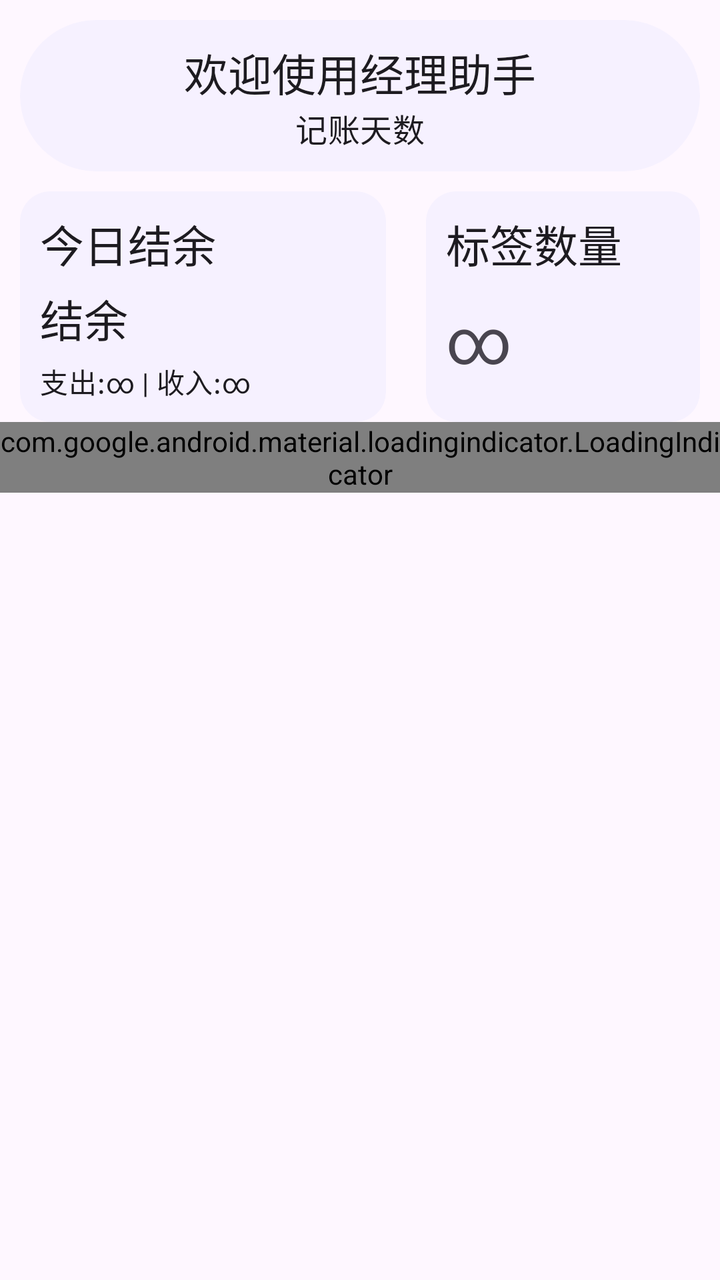
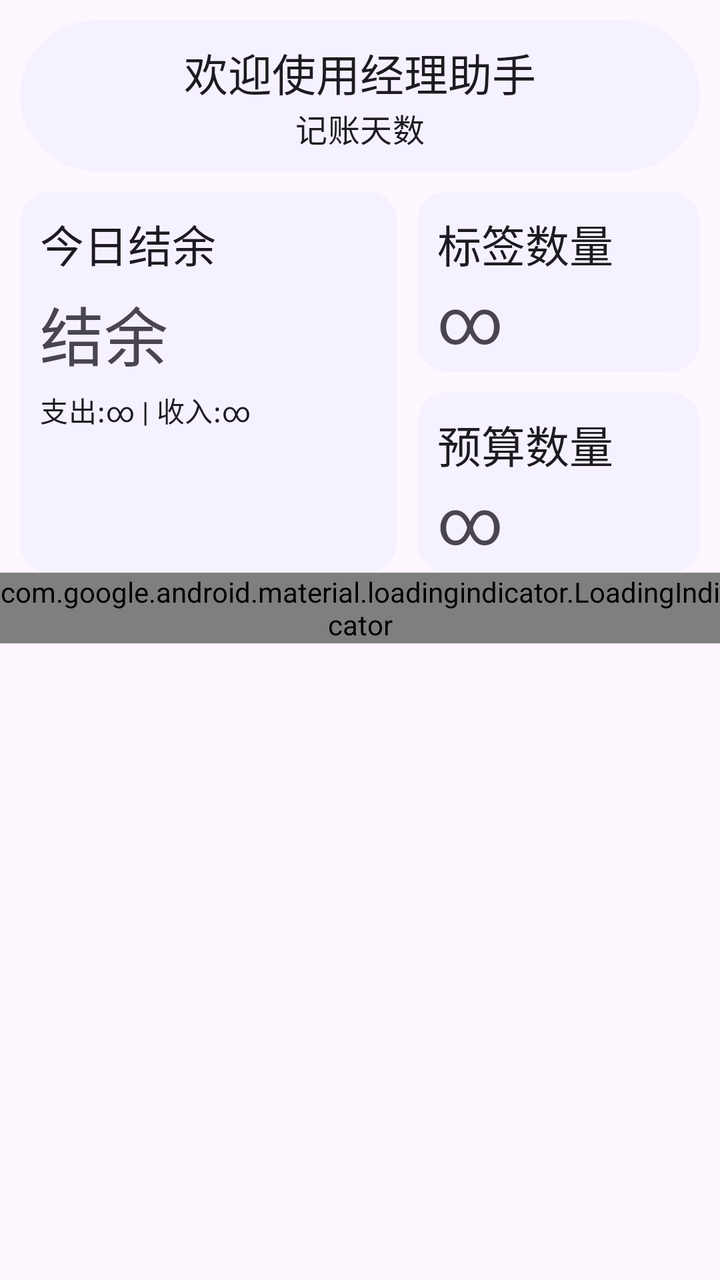

Compare the two renders of this Android layout. The source of the first and the diff that turns it into the second are given below.
<!-- AndroidManifest.xml: application theme Theme.ManagerAssistant.Static -->
<!-- res/layout/fragment_home.xml -->
<androidx.core.widget.NestedScrollView xmlns:android="http://schemas.android.com/apk/res/android"
    xmlns:app="http://schemas.android.com/apk/res-auto"
    xmlns:tools="http://schemas.android.com/tools"
    android:layout_width="match_parent"
    android:layout_height="match_parent"
    tools:context=".ui.pages.home.HomeFragment">

    
    <androidx.constraintlayout.widget.ConstraintLayout
        android:layout_width="match_parent"
        android:layout_height="wrap_content"
        android:orientation="vertical">

        <com.google.android.material.card.MaterialCardView
            android:id="@+id/welcome_card"
            style="@style/RoundCardStyle"
            android:layout_width="match_parent"
            android:layout_height="wrap_content"
            app:layout_constraintTop_toTopOf="parent">

            <LinearLayout
                android:layout_width="match_parent"
                android:layout_height="wrap_content"
                android:orientation="vertical">

                <com.google.android.material.textview.MaterialTextView
                    style="@style/LargeTitleTextViewStyle"
                    android:layout_width="wrap_content"
                    android:layout_height="wrap_content"
                    android:layout_gravity="center_horizontal"
                    android:paddingBottom="0dp"
                    android:text="@string/welcome_string" />

                <com.google.android.material.textview.MaterialTextView
                    android:id="@+id/bookkeeping_days_text"
                    style="@style/MediumTitleTextViewStyle"
                    android:layout_width="wrap_content"
                    android:layout_height="wrap_content"
                    android:layout_gravity="center_horizontal"
                    android:paddingTop="0dp"
                    android:text="@string/num_of_bookkeeping_days" />
            </LinearLayout>
        </com.google.android.material.card.MaterialCardView>

        
        <com.google.android.material.card.MaterialCardView
            android:id="@+id/report_balance_cardview"
            style="@style/ContentCardStyle"
            android:layout_width="0dp"
            android:layout_height="wrap_content"
            android:clickable="true"
            android:focusable="true"
            app:layout_constraintEnd_toStartOf="@id/tag_card"
            app:layout_constraintHorizontal_weight="4"
            app:layout_constraintStart_toStartOf="parent"
            app:layout_constraintTop_toBottomOf="@id/welcome_card">

            <LinearLayout
                android:layout_width="match_parent"
                android:layout_height="match_parent"
                android:orientation="vertical">

                <com.google.android.material.textview.MaterialTextView
                    style="@style/LargeTitleTextViewStyle"
                    android:layout_width="wrap_content"
                    android:layout_height="wrap_content"
                    android:paddingTop="10dp"
                    android:paddingBottom="5dp"
                    android:text="@string/today_balance" />

                <com.google.android.material.textview.MaterialTextView
                    android:id="@+id/balance_text"
                    style="@style/LargeTitleTextViewStyle"
                    android:layout_width="wrap_content"
                    android:layout_height="wrap_content"
                    android:paddingTop="0dp"
                    android:paddingBottom="5dp"
                    android:text="@string/balance" />

                <com.google.android.material.textview.MaterialTextView
                    android:id="@+id/expense_income_text"
                    style="@style/MediumBodyTextViewStyle"
                    android:layout_width="wrap_content"
                    android:layout_height="wrap_content"
                    android:paddingStart="10dp"
                    android:paddingEnd="0dp"
                    android:paddingBottom="10dp"
                    android:text="@string/expense_and_income" />
            </LinearLayout>
        </com.google.android.material.card.MaterialCardView>

        
        <com.google.android.material.card.MaterialCardView
            android:id="@+id/tag_card"
            style="@style/ContentCardStyle"
            android:layout_width="0dp"
            android:layout_height="0dp"
            android:layout_marginTop="0dp"
            android:layout_marginBottom="0dp"
            android:clickable="true"
            android:focusable="true"
            app:layout_constraintBottom_toBottomOf="@+id/report_balance_cardview"
            app:layout_constraintEnd_toEndOf="parent"
            app:layout_constraintHorizontal_weight="3"
            app:layout_constraintStart_toEndOf="@+id/report_balance_cardview"
            app:layout_constraintTop_toTopOf="@+id/report_balance_cardview">

            <LinearLayout
                android:layout_width="match_parent"
                android:layout_height="match_parent"
                android:orientation="vertical">

                <com.google.android.material.textview.MaterialTextView
                    style="@style/LargeTitleTextViewStyle"
                    android:layout_width="wrap_content"
                    android:layout_height="wrap_content"
                    android:text="@string/tag_count" />

                <com.google.android.material.textview.MaterialTextView
                    android:id="@+id/tag_count_text"
                    style="@style/TextAppearance.Material3.HeadlineLarge"
                    android:layout_width="wrap_content"
                    android:layout_height="wrap_content"
                    android:layout_marginStart="10dp"
                    android:text="@string/count_infinity" />
            </LinearLayout>
        </com.google.android.material.card.MaterialCardView>

        
        <com.google.android.material.loadingindicator.LoadingIndicator
            android:id="@+id/link_loading_indicator"
            android:layout_width="wrap_content"
            android:layout_height="wrap_content"
            android:layout_gravity="center_horizontal"
            app:layout_constraintEnd_toEndOf="parent"
            app:layout_constraintStart_toStartOf="parent"
            app:layout_constraintTop_toTopOf="@+id/web_link_card" />

        <com.google.android.material.card.MaterialCardView
            android:id="@+id/web_link_card"
            style="@style/ContentCardStyle"
            android:layout_width="match_parent"
            android:layout_height="wrap_content"
            android:visibility="gone"
            app:layout_constraintTop_toBottomOf="@id/report_balance_cardview">

            <androidx.constraintlayout.widget.ConstraintLayout
                android:layout_width="match_parent"
                android:layout_height="wrap_content">

                <com.google.android.material.textview.MaterialTextView
                    android:id="@+id/web_link_title_text"
                    style="@style/LargeTitleTextViewStyle"
                    android:layout_width="wrap_content"
                    android:layout_height="wrap_content"
                    android:text="@string/purchase_bulletin"
                    app:layout_constraintStart_toStartOf="parent"
                    app:layout_constraintTop_toTopOf="parent" />

                <androidx.recyclerview.widget.RecyclerView
                    android:id="@+id/web_link_recycler"
                    android:layout_width="match_parent"
                    android:layout_height="wrap_content"
                    android:layout_marginStart="10dp"
                    android:layout_marginEnd="10dp"
                    android:nestedScrollingEnabled="false"
                    app:layoutManager="androidx.recyclerview.widget.LinearLayoutManager"
                    app:layout_constraintEnd_toEndOf="parent"
                    app:layout_constraintStart_toStartOf="parent"
                    app:layout_constraintTop_toBottomOf="@+id/web_link_title_text" />
            </androidx.constraintlayout.widget.ConstraintLayout>
        </com.google.android.material.card.MaterialCardView>
    </androidx.constraintlayout.widget.ConstraintLayout>
</androidx.core.widget.NestedScrollView>
<!-- resources referenced by this layout -->
<resources>
  <string name="balance">结余</string>
  <string name="count_infinity">∞</string>
  <string name="expense_and_income">支出:∞ | 收入:∞</string>
  <string name="num_of_bookkeeping_days">记账天数</string>
  <string name="purchase_bulletin">采购公告</string>
  <string name="tag_count">标签数量</string>
  <string name="today_balance">今日结余</string>
  <string name="welcome_string">欢迎使用经理助手</string>
  <style name="ContentCardStyle" parent="CardStyleBase">
          <item name="cardCornerRadius">15dp</item>
          <item name="android:layout_marginTop">10dp</item>
          <item name="android:layout_marginStart">10dp</item>
          <item name="android:layout_marginEnd">10dp</item>
          <item name="android:layout_marginBottom">10dp</item>
      </style>
  <style name="LargeTitleTextViewStyle" parent="TextViewStyleBase">
          <item name="android:textAppearance">?attr/textAppearanceTitleLarge</item>
      </style>
  <style name="MediumBodyTextViewStyle" parent="TextViewStyleBase">
          <item name="android:paddingStart">0dp</item>
          <item name="android:paddingBottom">0dp</item>
          <item name="android:paddingEnd">0dp</item>
          <item name="android:paddingTop">0dp</item>
          <item name="android:textAppearance">?attr/textAppearanceBodyMedium</item>
      </style>
  <style name="MediumTitleTextViewStyle" parent="TextViewStyleBase">
          <item name="android:textAppearance">?attr/textAppearanceTitleMedium</item>
      </style>
  <style name="RoundCardStyle" parent="CardStyleBase">
          <item name="cardCornerRadius">50dp</item>
          <item name="android:layout_margin">10dp</item>
      </style>
  <style name="CardStyleBase" parent="Widget.Material3.CardView.Filled">
          <item name="cardBackgroundColor">@color/card_background_color</item>
      </style>
  <style name="TextViewStyleBase">
          <item name="android:paddingStart">10dp</item>
          <item name="android:paddingEnd">10dp</item>
          <item name="android:paddingTop">10dp</item>
          <item name="android:paddingBottom">10dp</item>
      </style>
  <color name="color_primary">#0055d6</color>
  <color name="color_on_primary">#ffffff</color>
  <color name="color_primary_container">#d8e1fe</color>
  <color name="color_secondary_container">#e0e1ff</color>
  <color name="color_surface">#faf9ff</color>
  <color name="color_surface_container">#ebedfa</color>
  <color name="color_surface_container_low">#edeffc</color>
  <style name="ToolBarStyle" parent="Widget.Material3.Toolbar.OnSurface">
          <item name="android:backgroundTint">?attr/colorSurface</item>
          <item name="navigationIconTint">?attr/colorPrimary</item>
          <item name="navigationIcon">@drawable/outline_arrow_back_ios_new_24</item>
          <item name="contentInsetStart">10dp</item>
          <item name="titleTextAppearance">?attr/textAppearanceHeadlineSmall</item>
      </style>
  <!-- drawable outline_arrow_back_ios_new_24 (drawable) -->
  <vector xmlns:android="http://schemas.android.com/apk/res/android" android:height="24dp" android:tint="#000000" android:viewportHeight="960" android:viewportWidth="960" android:width="24dp">
        
      <path android:fillColor="@android:color/white" android:pathData="M640,880L240,480L640,80L711,151L382,480L711,809L640,880Z"/>
      
  </vector>
  <!-- unchanged entries left out for length: 1 -->
</resources>

<!-- the commit's change to res/layout/fragment_home.xml (unified diff, before → after) -->
@@ -47,9 +47,11 @@
             android:id="@+id/report_balance_cardview"
             style="@style/ContentCardStyle"
             android:layout_width="0dp"
-            android:layout_height="wrap_content"
+            android:layout_height="0dp"
+            android:layout_marginBottom="0dp"
             android:clickable="true"
             android:focusable="true"
+            app:layout_constraintBottom_toBottomOf="@+id/budget_card"
             app:layout_constraintEnd_toStartOf="@id/tag_card"
             app:layout_constraintHorizontal_weight="4"
             app:layout_constraintStart_toStartOf="parent"
@@ -70,9 +72,10 @@
 
                 <com.google.android.material.textview.MaterialTextView
                     android:id="@+id/balance_text"
-                    style="@style/LargeTitleTextViewStyle"
-                    android:layout_width="wrap_content"
-                    android:layout_height="wrap_content"
+                    style="@style/TextAppearance.Material3.HeadlineLarge"
+                    android:layout_width="wrap_content"
+                    android:layout_height="wrap_content"
+                    android:layout_marginStart="10dp"
                     android:paddingTop="0dp"
                     android:paddingBottom="5dp"
                     android:text="@string/balance" />
@@ -94,12 +97,12 @@
             android:id="@+id/tag_card"
             style="@style/ContentCardStyle"
             android:layout_width="0dp"
-            android:layout_height="0dp"
+            android:layout_height="wrap_content"
+            android:layout_marginStart="0dp"
             android:layout_marginTop="0dp"
             android:layout_marginBottom="0dp"
             android:clickable="true"
             android:focusable="true"
-            app:layout_constraintBottom_toBottomOf="@+id/report_balance_cardview"
             app:layout_constraintEnd_toEndOf="parent"
             app:layout_constraintHorizontal_weight="3"
             app:layout_constraintStart_toEndOf="@+id/report_balance_cardview"
@@ -114,6 +117,7 @@
                     style="@style/LargeTitleTextViewStyle"
                     android:layout_width="wrap_content"
                     android:layout_height="wrap_content"
+                    android:paddingBottom="0dp"
                     android:text="@string/tag_count" />
 
                 <com.google.android.material.textview.MaterialTextView
@@ -122,6 +126,41 @@
                     android:layout_width="wrap_content"
                     android:layout_height="wrap_content"
                     android:layout_marginStart="10dp"
+                    android:paddingBottom="5dp"
+                    android:text="@string/count_infinity" />
+            </LinearLayout>
+        </com.google.android.material.card.MaterialCardView>
+
+        
+        <com.google.android.material.card.MaterialCardView
+            android:id="@+id/budget_card"
+            style="@style/ContentCardStyle"
+            android:layout_width="0dp"
+            android:layout_height="wrap_content"
+            android:clickable="true"
+            android:focusable="true"
+            app:layout_constraintEnd_toEndOf="parent"
+            app:layout_constraintStart_toEndOf="@+id/report_balance_cardview"
+            app:layout_constraintTop_toBottomOf="@+id/tag_card">
+
+            <LinearLayout
+                android:layout_width="match_parent"
+                android:layout_height="wrap_content"
+                android:orientation="vertical">
+
+                <com.google.android.material.textview.MaterialTextView
+                    style="@style/LargeTitleTextViewStyle"
+                    android:layout_width="wrap_content"
+                    android:layout_height="wrap_content"
+                    android:paddingBottom="0dp"
+                    android:text="@string/budget_count" />
+
+                <com.google.android.material.textview.MaterialTextView
+                    style="@style/TextAppearance.Material3.HeadlineLarge"
+                    android:layout_width="wrap_content"
+                    android:layout_height="wrap_content"
+                    android:layout_marginStart="10dp"
+                    android:paddingBottom="5dp"
                     android:text="@string/count_infinity" />
             </LinearLayout>
         </com.google.android.material.card.MaterialCardView>
<!-- resource entries referenced after the edit -->
@@ -1,6 +1,7 @@
 <!-- resources referenced by this layout -->
 <resources>
   <string name="balance">结余</string>
+  <string name="budget_count">预算数量</string>
   <string name="count_infinity">∞</string>
   <string name="expense_and_income">支出:∞ | 收入:∞</string>
   <string name="num_of_bookkeeping_days">记账天数</string>
